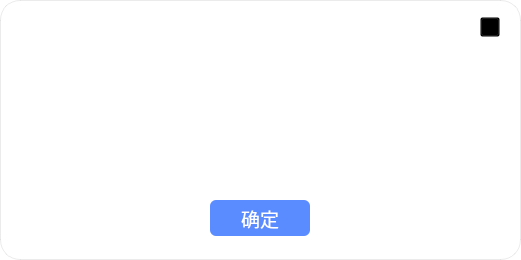
Old version of the form ui/tips_sigle.ui in the repository zhushizi/BCI_HW_v2.
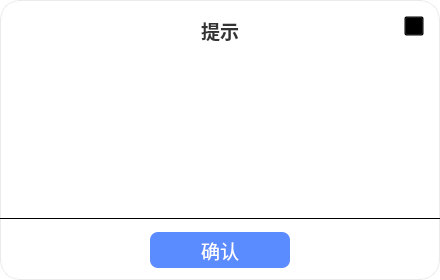
New version of the form. Icons and pictures are not drawn.

Diff of the .ui file:
```diff
--- a/ui/tips_sigle.ui
+++ b/ui/tips_sigle.ui
@@ -6,20 +6,20 @@
    <rect>
     <x>0</x>
     <y>0</y>
-    <width>521</width>
-    <height>260</height>
+    <width>440</width>
+    <height>280</height>
    </rect>
   </property>
   <property name="minimumSize">
    <size>
-    <width>521</width>
-    <height>260</height>
+    <width>440</width>
+    <height>280</height>
    </size>
   </property>
   <property name="maximumSize">
    <size>
-    <width>521</width>
-    <height>260</height>
+    <width>440</width>
+    <height>280</height>
    </size>
   </property>
   <property name="windowTitle">
@@ -32,67 +32,37 @@
 	border: 1px solid rgba(0, 0, 0, 0.08);
 }</string>
   </property>
-  <widget class="QLabel" name="label">
+  <widget class="QLabel" name="label_title">
    <property name="geometry">
     <rect>
-     <x>-1</x>
-     <y>-1</y>
-     <width>525</width>
-     <height>51</height>
+     <x>0</x>
+     <y>16</y>
+     <width>440</width>
+     <height>28</height>
     </rect>
    </property>
-   <property name="minimumSize">
-    <size>
-     <width>525</width>
-     <height>39</height>
-    </size>
+   <property name="font">
+    <font>
+     <pointsize>14</pointsize>
+     <weight>75</weight>
+     <bold>true</bold>
+    </font>
    </property>
-   <property name="maximumSize">
-    <size>
-     <width>525</width>
-     <height>390</height>
-    </size>
-   </property>
    <property name="styleSheet">
-    <string notr="true">border-image: url(:/main/pic/main_tips.png);</string>
+    <string notr="true">color: #333333;</string>
    </property>
    <property name="text">
-    <string/>
+    <string>提示</string>
    </property>
-  </widget>
-  <widget class="QLabel" name="label_2">
-   <property name="geometry">
-    <rect>
-     <x>20</x>
-     <y>10</y>
-     <width>77</width>
-     <height>30</height>
-    </rect>
-   </property>
-   <property name="minimumSize">
-    <size>
-     <width>77</width>
-     <height>30</height>
-    </size>
-   </property>
-   <property name="maximumSize">
-    <size>
-     <width>77</width>
-     <height>30</height>
-    </size>
-   </property>
-   <property name="styleSheet">
-    <string notr="true">border-image: url(:/main/pic/main_tips_logo.png);</string>
-   </property>
-   <property name="text">
-    <string/>
+   <property name="alignment">
+    <set>Qt::AlignCenter</set>
    </property>
   </widget>
   <widget class="QPushButton" name="pushButton_close">
    <property name="geometry">
     <rect>
-     <x>480</x>
-     <y>17</y>
+     <x>404</x>
+     <y>16</y>
      <width>20</width>
      <height>20</height>
     </rect>
@@ -116,46 +86,56 @@
     <string/>
    </property>
   </widget>
-  <widget class="QPushButton" name="pushButton_confirm">
+  <widget class="QLabel" name="label_icon">
    <property name="geometry">
     <rect>
-     <x>210</x>
-     <y>200</y>
-     <width>100</width>
-     <height>36</height>
+     <x>192</x>
+     <y>64</y>
+     <width>55</width>
+     <height>55</height>
     </rect>
    </property>
-   <property name="font">
-    <font>
-     <pointsize>14</pointsize>
-    </font>
+   <property name="minimumSize">
+    <size>
+     <width>55</width>
+     <height>55</height>
+    </size>
+   </property>
+   <property name="maximumSize">
+    <size>
+     <width>55</width>
+     <height>55</height>
+    </size>
    </property>
    <property name="styleSheet">
-    <string notr="true">background-color: #5B8CFF; color: #ffffff; border: none; border-radius: 6px;</string>
+    <string notr="true"/>
    </property>
    <property name="text">
-    <string>确定</string>
+    <string/>
+   </property>
+   <property name="alignment">
+    <set>Qt::AlignCenter</set>
    </property>
   </widget>
   <widget class="QLabel" name="label_message">
    <property name="geometry">
     <rect>
-     <x>18</x>
-     <y>60</y>
-     <width>481</width>
-     <height>121</height>
+     <x>30</x>
+     <y>135</y>
+     <width>380</width>
+     <height>70</height>
     </rect>
    </property>
    <property name="minimumSize">
     <size>
-     <width>481</width>
-     <height>80</height>
+     <width>380</width>
+     <height>50</height>
     </size>
    </property>
    <property name="maximumSize">
     <size>
-     <width>481</width>
-     <height>200</height>
+     <width>380</width>
+     <height>120</height>
     </size>
    </property>
    <property name="font">
@@ -164,7 +144,7 @@
     </font>
    </property>
    <property name="styleSheet">
-    <string notr="true">color: #333333; </string>
+    <string notr="true">color: #666666;</string>
    </property>
    <property name="text">
     <string/>
@@ -176,6 +156,46 @@
     <bool>true</bool>
    </property>
   </widget>
+  <widget class="QFrame" name="line_separator">
+   <property name="geometry">
+    <rect>
+     <x>0</x>
+     <y>218</y>
+     <width>440</width>
+     <height>1</height>
+    </rect>
+   </property>
+   <property name="styleSheet">
+    <string notr="true">background-color: rgba(0, 0, 0, 0.06);</string>
+   </property>
+   <property name="frameShape">
+    <enum>QFrame::HLine</enum>
+   </property>
+   <property name="frameShadow">
+    <enum>QFrame::Plain</enum>
+   </property>
+  </widget>
+  <widget class="QPushButton" name="pushButton_confirm">
+   <property name="geometry">
+    <rect>
+     <x>150</x>
+     <y>232</y>
+     <width>140</width>
+     <height>36</height>
+    </rect>
+   </property>
+   <property name="font">
+    <font>
+     <pointsize>14</pointsize>
+    </font>
+   </property>
+   <property name="styleSheet">
+    <string notr="true">background-color: #5B8CFF; color: #ffffff; border: none; border-radius: 8px;</string>
+   </property>
+   <property name="text">
+    <string>确认</string>
+   </property>
+  </widget>
  </widget>
  <resources>
   <include location="resources.qrc"/>
```
